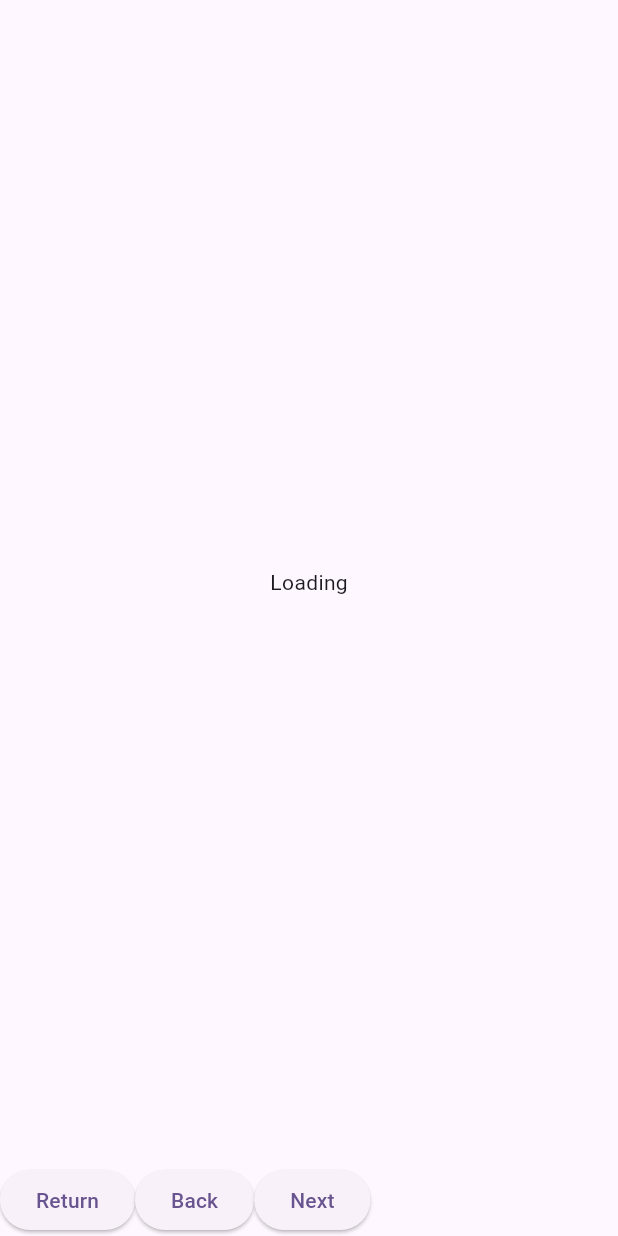
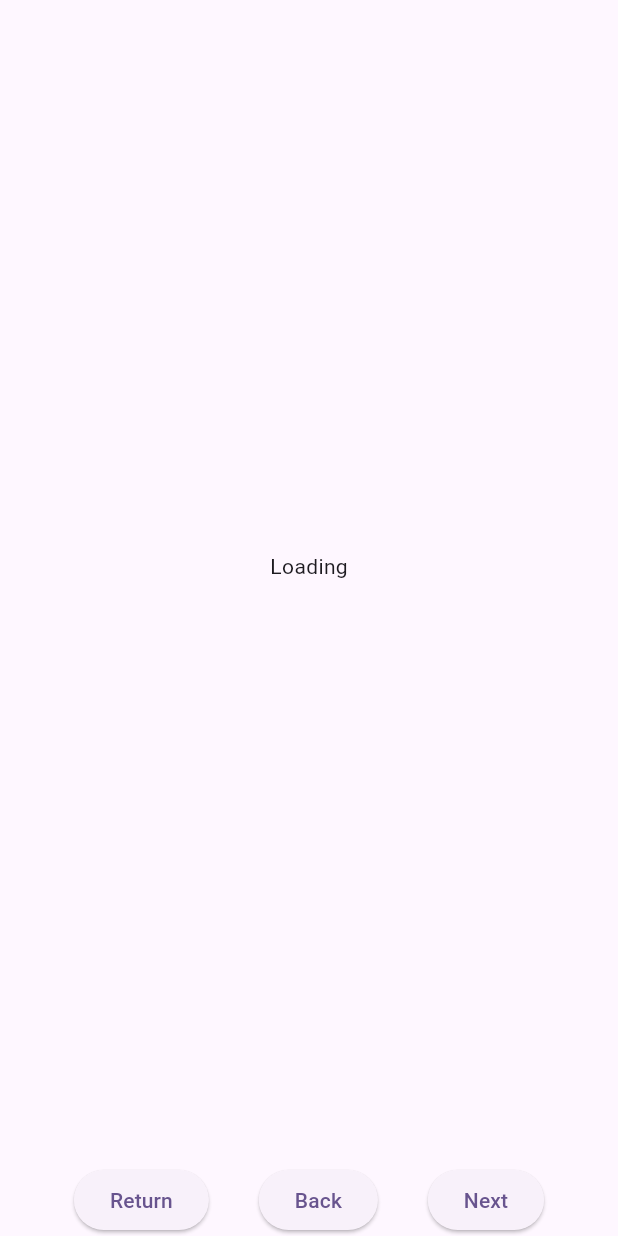
Before and after one commit to CyanEbi/Slideshower, a Flutter app: the SlideshowerPage screen opened directly, on a phone screen of 412 x 824 dp. Run offline on Flutter 3.47's test engine with Material 3 defaults, Android fonts, the phone set to English and light mode, and no system bars; our stand-ins replace file_picker; missing offline and left inert: media_kit, media_kit_video.

Commit message:
Some documentation for UI elements + improved Slideshow footer layout

```diff
--- a/lib/collection_selector_page.dart
+++ b/lib/collection_selector_page.dart
@@ -62,11 +62,13 @@ class _CollectionSelectorPageState extends State<CollectionSelectorPage> {
         child: Column(
           mainAxisAlignment: MainAxisAlignment.spaceAround,
           children: [
+            // --- Collections list ---
             Expanded(
               child: ListView.builder(
                 itemCount: collections.length + 1,
                 scrollDirection: Axis.vertical,
                 itemBuilder: (context, index) {
+                  // --- "New Collection" tile ---
                   if (index == collections.length) {
                     return ListTile(
                       title: const Text("New collection"),
@@ -84,6 +86,7 @@ class _CollectionSelectorPageState extends State<CollectionSelectorPage> {
                       },
                     );
                   }
+                  // --- Existing collection tiles ---
                   return ListTile(
                     title: Text(collections[index]['name']),
                     selectedTileColor: Colors.cyan,
@@ -107,6 +110,7 @@ class _CollectionSelectorPageState extends State<CollectionSelectorPage> {
                 },
               ),
             ),
+            // --- Start button ---
             ElevatedButton(
               onPressed: () {
                 startSlideshower(context);
--- a/lib/slideshower_page.dart
+++ b/lib/slideshower_page.dart
@@ -33,10 +33,12 @@ class SlideshowerPage extends StatelessWidget {
   Widget build(BuildContext context) {
     return Scaffold(
         body: Consumer<SlideshowerModel>(builder: (context, model, child) {
+      // --- Create a Widget containing the current media ---
       Widget mediaWidget = model.hasMedia
           ? getMediaWidget(model.current, model)
           : const Center(child: Text('Loading'));
       return CallbackShortcuts(
+        // --- Assign shortcuts ---
         bindings: {
           exit: () {
             model.disposePlayer();
@@ -45,14 +47,26 @@ class SlideshowerPage extends StatelessWidget {
           back: () => model.back(),
           next: () => model.next(),
         },
+        // --- Create the Slideshower page ---
         child: Focus(
           autofocus: true,
           child: Column(
             children: [
+              // --- Media Widget ---
               Expanded(
                 child: mediaWidget,
               ),
+              // --- Footer ---
+              Padding(
+                padding: const EdgeInsets.symmetric(horizontal: 16),
+                child: Column(
+                  crossAxisAlignment: CrossAxisAlignment.start,
+                  children: [
+                    // --- Filename ---
+                    model.hasMedia ? Text(model.current.path) : const Text(''),
+                    // --- Navigation buttons ---
                     Row(
+                      mainAxisAlignment: MainAxisAlignment.spaceEvenly,
                       children: [
                         ElevatedButton(
                             onPressed: () {
@@ -72,6 +86,9 @@ class SlideshowerPage extends StatelessWidget {
                     )
                   ],
                 ),
+              )
+            ],
+          ),
         ),
       );
     }));
```
Lines whose indentation alone changed are shown as unchanged.
